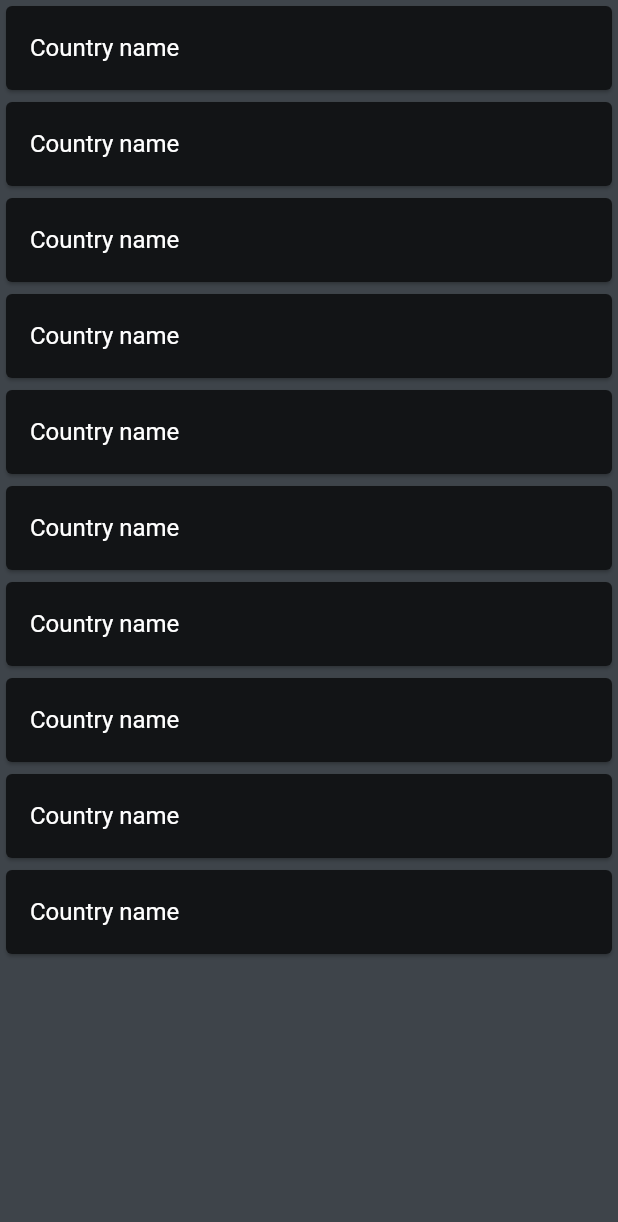
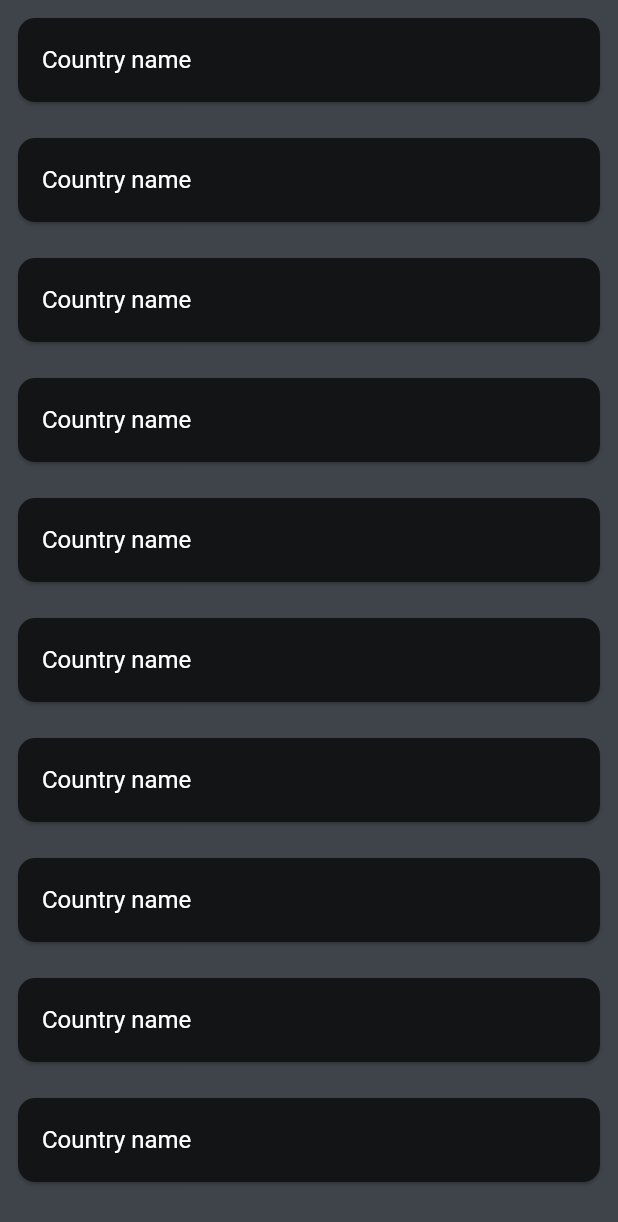
Before and after one commit to arjun2020-py/google_translator_flutter_-app-, a Flutter app: the CountryLanguageList screen opened directly, on a phone screen of 412 x 824 dp. Shown: the top 1222 px of the screen. Run offline on Flutter 3.47's test engine with Material 2 defaults, Android fonts, the phone set to English and light mode, and no system bars; our stand-ins replace flutter_screenutil.

```diff
--- a/lib/HomePage/view/country_card_list.dart
+++ b/lib/HomePage/view/country_card_list.dart
@@ -1,4 +1,5 @@
 import 'package:flutter/material.dart';
+import 'package:flutter_screenutil/flutter_screenutil.dart';
 
 class CountryLanguageList extends StatelessWidget {
   const CountryLanguageList({super.key});
@@ -6,16 +7,21 @@ class CountryLanguageList extends StatelessWidget {
   @override
   Widget build(BuildContext context) {
     return Scaffold(
-      backgroundColor: Color.fromARGB(255, 62, 68, 74),
+      backgroundColor: const Color.fromARGB(255, 62, 68, 74),
       body: ListView.builder(
         itemCount: 10,
         itemBuilder: (BuildContext context, int index) {
-          return const Card(
-            color: Color(0xff121416),
-            child: ListTile(
-              title: Text(
-                'Country name',
-                style: TextStyle(color: Colors.white),
+          return Padding(
+            padding: const EdgeInsets.all(8.0),
+            child: Card(
+              shape: RoundedRectangleBorder(
+                  borderRadius: BorderRadius.all(Radius.circular(10.r))),
+              color: const Color(0xff121416),
+              child: const ListTile(
+                title: Text(
+                  'Country name',
+                  style: TextStyle(color: Colors.white),
+                ),
               ),
             ),
           );
--- a/pubspec.yaml
+++ b/pubspec.yaml
@@ -38,6 +38,7 @@ dependencies:
   cupertino_icons: ^1.0.2
   flutter_screenutil: ^5.6.0
   font_awesome_flutter: ^10.3.0
+  http: ^0.13.5
 
 dev_dependencies:
   flutter_test:
```
Also changed, not shown: lib/ApiServices/api_services.dart (added, +28 -0 lines), lib/HomePage/view/language_list.dart (+5 -2 lines), lib/models/language_model.dart (added, +57 -0 lines), pubspec.lock.
